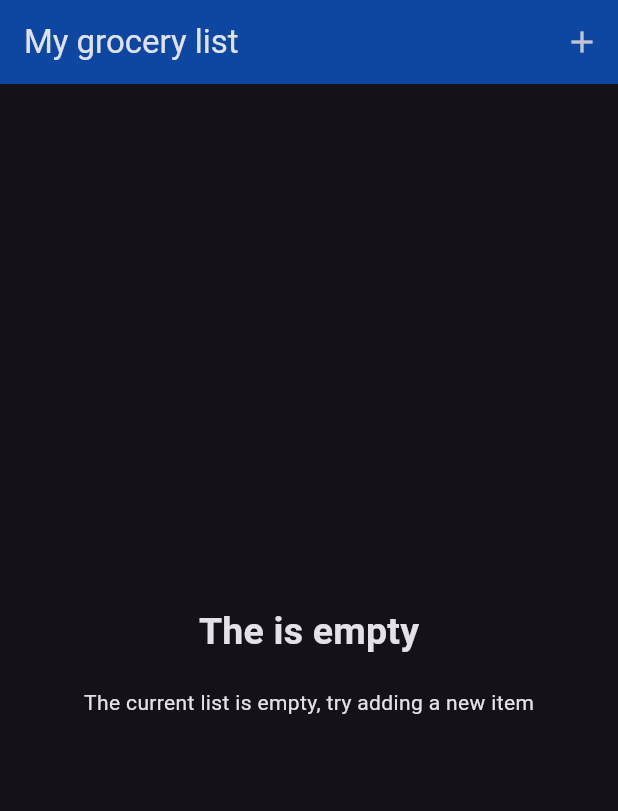
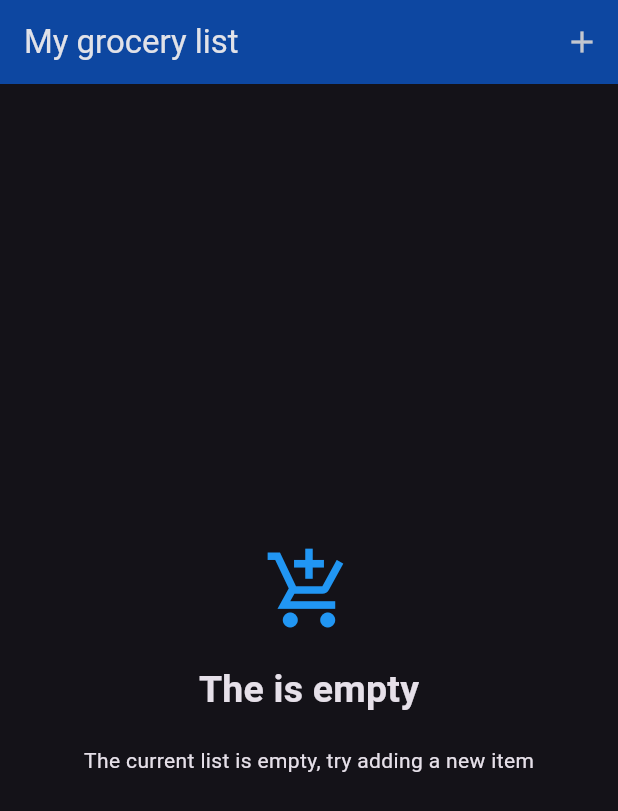
Before and after one commit to DiegoAuzaDev/shopping_list_flutter, a Flutter app: the screen it shows after launch, on a phone screen of 412 x 824 dp. Shown: the top 811 px of the screen. Run offline on Flutter 3.47's test engine with Material 3 defaults, Android fonts, the phone set to English and light mode, and no system bars.

Commit message:
Adding Icons on grocery

```diff
--- a/lib/main.dart
+++ b/lib/main.dart
@@ -14,6 +14,7 @@ class MyApp extends StatelessWidget {
       title: 'Shopping List',
       theme: ThemeData.dark().copyWith(
         colorScheme: ColorScheme.fromSeed(
+          primary: Colors.blue,
           brightness: Brightness.dark,
           seedColor: Colors.blue,
           surface: Colors.blue[900],
--- a/lib/widgets/grocery_list.dart
+++ b/lib/widgets/grocery_list.dart
@@ -43,6 +43,14 @@ class _GroceryListState extends State<GroceryList> {
       child: Column(
         mainAxisAlignment: MainAxisAlignment.center,
         children: [
+          Icon(
+            Icons.add_shopping_cart_sharp,
+            size: 60,
+            color: Theme.of(context).colorScheme.primary,
+          ),
+          const SizedBox(
+            height: 18,
+          ),
           Text("The is empty",
               style: Theme.of(context)
                   .textTheme
```
